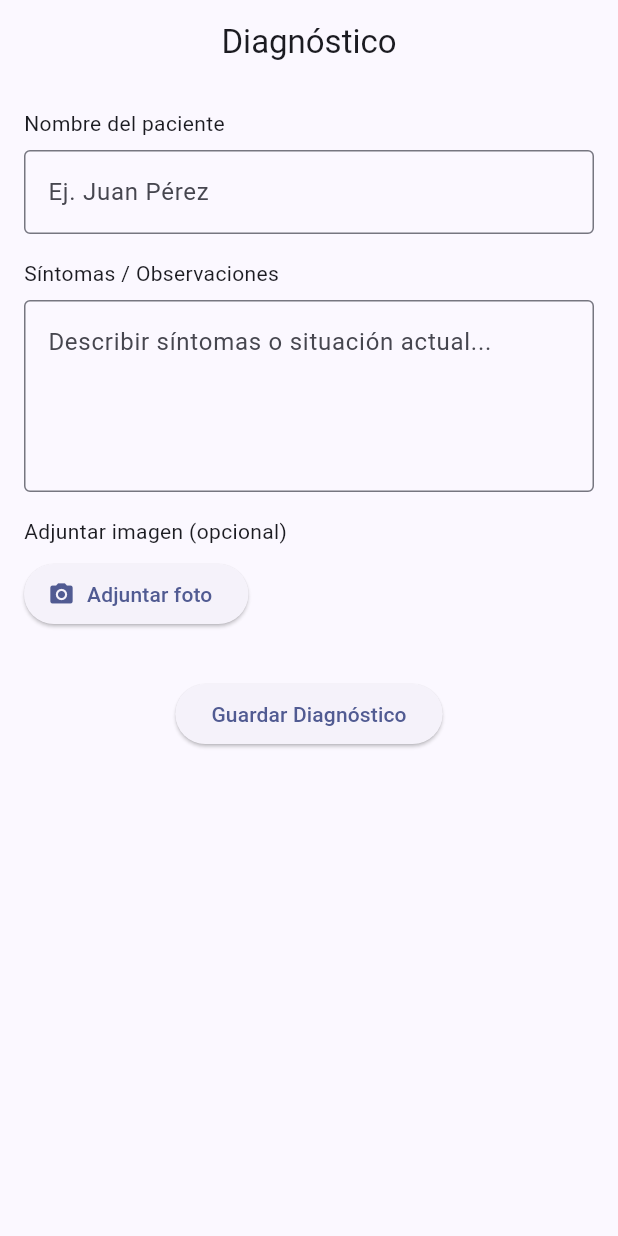
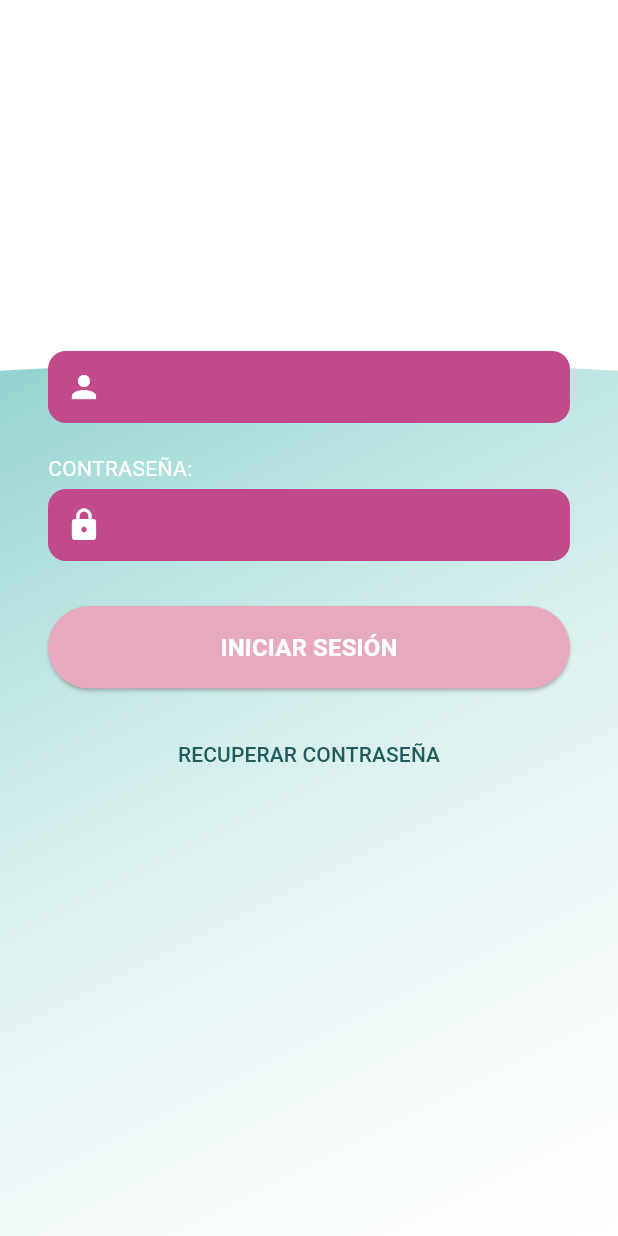
Before and after one commit to RobMacias-dot/catfym, a Flutter app: the screen it shows after launch, on a phone screen of 412 x 824 dp. Run offline on Flutter 3.47's test engine with Material 3 defaults, Android fonts, the light colour scheme and no system bars; Roboto replaces fonts that are missing (Arial).

Commit message:
Agrega pantallas de login, home, registro y actualiza main

```diff
--- a/lib/main.dart
+++ b/lib/main.dart
@@ -1,107 +1,29 @@
 import 'package:flutter/material.dart';
-import 'screens/diagnostico_screen.dart';
+import 'screens/login_screen.dart';
+import 'screens/home_screen.dart';
+import 'screens/registro_paciente_screen.dart';
 
 void main() {
-  runApp(const MyApp());
+  runApp(const CatfymApp());
 }
 
-class MyApp extends StatelessWidget {
-  const MyApp({super.key});
+class CatfymApp extends StatelessWidget {
+  const CatfymApp({super.key});
 
   @override
   Widget build(BuildContext context) {
     return MaterialApp(
       title: 'CATFYM',
+      debugShowCheckedModeBanner: false,
       theme: ThemeData(
-        colorScheme: ColorScheme.fromSeed(seedColor: Colors.indigo),
+        fontFamily: 'Arial',
+        useMaterial3: true,
+        scaffoldBackgroundColor: Colors.white,
       ),
-      home: const DiagnosticoScreen(), // 👈 Mostramos la pantalla de diagnóstico
+      // Cambia esta línea para probar la pantalla que desees
+      home: LoginScreen(),
+      // home: HomeScreen(nombreTerapeuta: 'Cristina Veloz', tienePacientes: true),
+      // home: RegistroPacienteScreen(),
     );
   }
 }
-
-class MyHomePage extends StatefulWidget {
-  const MyHomePage({super.key, required this.title});
-
-  // This widget is the home page of your application. It is stateful, meaning
-  // that it has a State object (defined below) that contains fields that affect
-  // how it looks.
-
-  // This class is the configuration for the state. It holds the values (in this
-  // case the title) provided by the parent (in this case the App widget) and
-  // used by the build method of the State. Fields in a Widget subclass are
-  // always marked "final".
-
-  final String title;
-
-  @override
-  State<MyHomePage> createState() => _MyHomePageState();
-}
-
-class _MyHomePageState extends State<MyHomePage> {
-  int _counter = 0;
-
-  void _incrementCounter() {
-    setState(() {
-      // This call to setState tells the Flutter framework that something has
-      // changed in this State, which causes it to rerun the build method below
-      // so that the display can reflect the updated values. If we changed
-      // _counter without calling setState(), then the build method would not be
-      // called again, and so nothing would appear to happen.
-      _counter++;
-    });
-  }
-
-  @override
-  Widget build(BuildContext context) {
-    // This method is rerun every time setState is called, for instance as done
-    // by the _incrementCounter method above.
-    //
-    // The Flutter framework has been optimized to make rerunning build methods
-    // fast, so that you can just rebuild anything that needs updating rather
-    // than having to individually change instances of widgets.
-    return Scaffold(
-      appBar: AppBar(
-        // TRY THIS: Try changing the color here to a specific color (to
-        // Colors.amber, perhaps?) and trigger a hot reload to see the AppBar
-        // change color while the other colors stay the same.
-        backgroundColor: Theme.of(context).colorScheme.inversePrimary,
-        // Here we take the value from the MyHomePage object that was created by
-        // the App.build method, and use it to set our appbar title.
-        title: Text(widget.title),
-      ),
-      body: Center(
-        // Center is a layout widget. It takes a single child and positions it
-        // in the middle of the parent.
-        child: Column(
-          // Column is also a layout widget. It takes a list of children and
-          // arranges them vertically. By default, it sizes itself to fit its
-          // children horizontally, and tries to be as tall as its parent.
-          //
-          // Column has various properties to control how it sizes itself and
-          // how it positions its children. Here we use mainAxisAlignment to
-          // center the children vertically; the main axis here is the vertical
-          // axis because Columns are vertical (the cross axis would be
-          // horizontal).
-          //
-          // TRY THIS: Invoke "debug painting" (choose the "Toggle Debug Paint"
-          // action in the IDE, or press "p" in the console), to see the
-          // wireframe for each widget.
-          mainAxisAlignment: MainAxisAlignment.center,
-          children: <Widget>[
-            const Text('You have pushed the button this many times:'),
-            Text(
-              '$_counter',
-              style: Theme.of(context).textTheme.headlineMedium,
-            ),
-          ],
-        ),
-      ),
-      floatingActionButton: FloatingActionButton(
-        onPressed: _incrementCounter,
-        tooltip: 'Increment',
-        child: const Icon(Icons.add),
-      ), // This trailing comma makes auto-formatting nicer for build methods.
-    );
-  }
-}
--- /dev/null
+++ b/lib/screens/login_screen.dart
@@ -0,0 +1,162 @@
+import 'package:flutter/material.dart';
+import '../utils/app_colors.dart';
+import '../widgets/animated_background.dart';
+
+class LoginScreen extends StatelessWidget {
+  final TextEditingController emailController = TextEditingController();
+  final TextEditingController passwordController = TextEditingController();
+  final GlobalKey<FormState> _formKey = GlobalKey<FormState>();
+
+  LoginScreen({super.key});
+
+  @override
+  Widget build(BuildContext context) {
+    return Scaffold(
+      body: Stack(
+        children: [
+          const AnimatedBackground(), // Fondo curvo animado
+
+          SafeArea(
+            child: Padding(
+              padding: const EdgeInsets.symmetric(horizontal: 32, vertical: 40),
+              child: Form(
+                key: _formKey,
+                child: Column(
+                  crossAxisAlignment: CrossAxisAlignment.stretch,
+                  children: [
+                    const SizedBox(height: 30),
+
+                    // LOGO Y TEXTO PRINCIPAL
+                    Center(
+                      child: Column(
+                        children: const [
+                          SizedBox(height: 20),
+                          Text(
+                            'CATFYM',
+                            style: TextStyle(
+                              fontSize: 28,
+                              fontWeight: FontWeight.bold,
+                              color: Colors.white,
+                            ),
+                          ),
+                          Text(
+                            'Centro de Atención de\nTerapia Física y Médica',
+                            textAlign: TextAlign.center,
+                            style: TextStyle(
+                              color: Colors.white,
+                              fontSize: 14,
+                            ),
+                          ),
+                        ],
+                      ),
+                    ),
+
+                    const SizedBox(height: 40),
+
+                    // USUARIO
+                    const Text('USUARIO:', style: TextStyle(color: Colors.white)),
+                    const SizedBox(height: 4),
+                    Container(
+                      decoration: BoxDecoration(
+                        color: AppColors.inputFieldColor,
+                        borderRadius: BorderRadius.circular(12),
+                      ),
+                      child: TextFormField(
+                        controller: emailController,
+                        style: const TextStyle(color: Colors.white),
+                        validator: (value) {
+                          if (value == null || value.trim().isEmpty) {
+                            return 'Por favor ingresa tu usuario';
+                          }
+                          return null;
+                        },
+                        decoration: const InputDecoration(
+                          prefixIcon: Icon(Icons.person, color: Colors.white),
+                          border: InputBorder.none,
+                          contentPadding: EdgeInsets.symmetric(horizontal: 12),
+                        ),
+                      ),
+                    ),
+
+                    const SizedBox(height: 20),
+
+                    // CONTRASEÑA
+                    const Text('CONTRASEÑA:', style: TextStyle(color: Colors.white)),
+                    const SizedBox(height: 4),
+                    Container(
+                      decoration: BoxDecoration(
+                        color: AppColors.inputFieldColor,
+                        borderRadius: BorderRadius.circular(12),
+                      ),
+                      child: TextFormField(
+                        controller: passwordController,
+                        obscureText: true,
+                        style: const TextStyle(color: Colors.white),
+                        validator: (value) {
+                          if (value == null || value.trim().isEmpty) {
+                            return 'Por favor ingresa tu contraseña';
+                          }
+                          return null;
+                        },
+                        decoration: const InputDecoration(
+                          prefixIcon: Icon(Icons.lock, color: Colors.white),
+                          border: InputBorder.none,
+                          contentPadding: EdgeInsets.symmetric(horizontal: 12),
+                        ),
+                      ),
+                    ),
+
+                    const SizedBox(height: 30),
+
+                    // BOTÓN INICIAR SESIÓN
+                    ElevatedButton(
+                      style: ElevatedButton.styleFrom(
+                        backgroundColor: AppColors.buttonColor,
+                        shape: RoundedRectangleBorder(
+                          borderRadius: BorderRadius.circular(30),
+                        ),
+                        padding: const EdgeInsets.symmetric(vertical: 16),
+                      ),
+                      onPressed: () {
+                        if (_formKey.currentState!.validate()) {
+                          // Si todo está correcto, aquí navegas o haces login
+                          ScaffoldMessenger.of(context).showSnackBar(
+                            const SnackBar(
+                              content: Text('Campos validados. Iniciando sesión...'),
+                            ),
+                          );
+                        }
+                      },
+                      child: const Text(
+                        'INICIAR SESIÓN',
+                        style: TextStyle(
+                          color: AppColors.buttonTextColor,
+                          fontSize: 16,
+                          fontWeight: FontWeight.bold,
+                        ),
+                      ),
+                    ),
+
+                    const SizedBox(height: 20),
+
+                    // RECUPERAR CONTRASEÑA
+                    TextButton(
+                      onPressed: () {},
+                      child: const Text(
+                        'RECUPERAR CONTRASEÑA',
+                        style: TextStyle(
+                          color: AppColors.secondaryText,
+                          fontWeight: FontWeight.w500,
+                        ),
+                      ),
+                    ),
+                  ],
+                ),
+              ),
+            ),
+          ),
+        ],
+      ),
+    );
+  }
+}
--- /dev/null
+++ b/lib/utils/app_colors.dart
@@ -0,0 +1,9 @@
+import 'package:flutter/material.dart';
+
+class AppColors {
+  static const Color primaryBackground = Color(0xFF4EB8B1);
+  static const Color inputFieldColor = Color(0xFFC14A8B);
+  static const Color buttonColor = Color(0xFFE7A9BD);
+  static const Color buttonTextColor = Colors.white;
+  static const Color secondaryText = Color(0xFF205C5B);
+}
--- /dev/null
+++ b/lib/widgets/animated_background.dart
@@ -0,0 +1,83 @@
+import 'package:flutter/material.dart';
+import '../utils/app_colors.dart';
+import 'dart:math';
+
+class AnimatedBackground extends StatefulWidget {
+  const AnimatedBackground({super.key});
+
+  @override
+  State<AnimatedBackground> createState() => _AnimatedBackgroundState();
+}
+
+class _AnimatedBackgroundState extends State<AnimatedBackground>
+    with SingleTickerProviderStateMixin {
+  late AnimationController _controller;
+
+  @override
+  void initState() {
+    super.initState();
+    _controller =
+        AnimationController(vsync: this, duration: const Duration(seconds: 8))
+          ..repeat(reverse: true);
+  }
+
+  @override
+  void dispose() {
+    _controller.dispose();
+    super.dispose();
+  }
+
+  @override
+  Widget build(BuildContext context) {
+    return AnimatedBuilder(
+      animation: _controller,
+      builder: (context, child) {
+        return CustomPaint(
+          painter: CurvedGradientPainter(_controller.value),
+          size: MediaQuery.of(context).size,
+        );
+      },
+    );
+  }
+}
+
+class CurvedGradientPainter extends CustomPainter {
+  final double progress;
+
+  CurvedGradientPainter(this.progress);
+
+  @override
+  void paint(Canvas canvas, Size size) {
+    final paint = Paint();
+
+    final gradient = LinearGradient(
+      begin: Alignment.topLeft,
+      end: Alignment.bottomRight,
+      colors: [
+        AppColors.primaryBackground.withOpacity(1.0),
+        Colors.white.withOpacity(0.2),
+      ],
+    );
+
+    paint.shader = gradient.createShader(Rect.fromLTWH(0, 0, size.width, size.height));
+
+    final path = Path();
+    path.moveTo(0, size.height * 0.3);
+    path.quadraticBezierTo(
+      size.width * 0.5,
+      size.height * (0.3 + 0.1 * sin(progress * 2 * pi)),
+      size.width,
+      size.height * 0.3,
+    );
+    path.lineTo(size.width, size.height);
+    path.lineTo(0, size.height);
+    path.close();
+
+    canvas.drawPath(path, paint);
+  }
+
+  @override
+  bool shouldRepaint(covariant CurvedGradientPainter oldDelegate) {
+    return oldDelegate.progress != progress;
+  }
+}
```
Also changed, not shown: lib/screens/home_screen.dart (added, +130 -0 lines), lib/screens/lib/screens/registro_paciente_screen.dart (added, +185 -0 lines), 1 other file.
